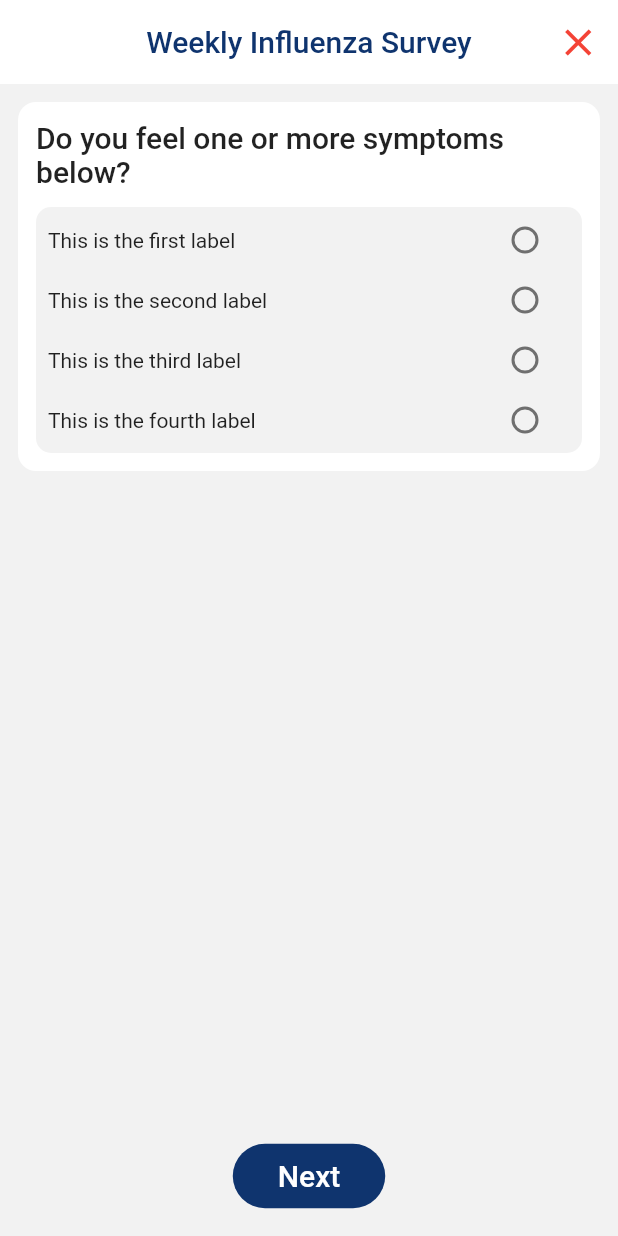
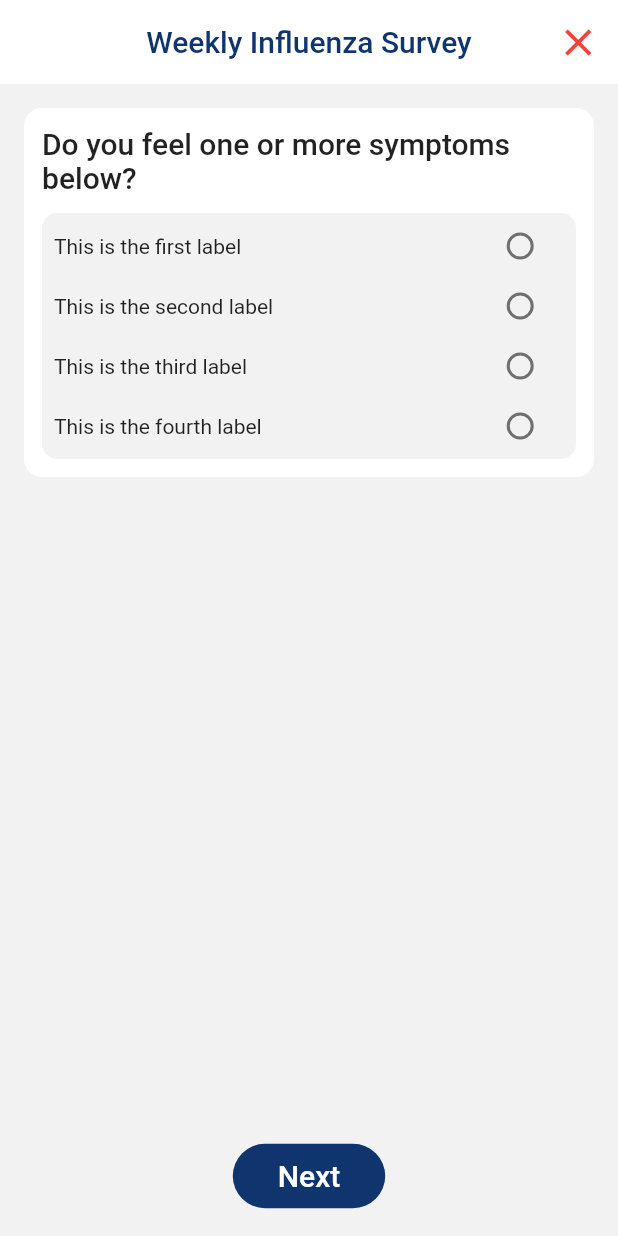
Before and after one commit to influenzanet/app, a Flutter app: the SecondQuestionPage widget shown alone on an empty page, opened directly with empty values, on a phone screen of 412 x 824 dp. Run offline on Flutter 3.47's test engine with Material 2 defaults, Android fonts, the light colour scheme and no system bars; our stand-ins replace after_layout, circular_check_box.

Commit message:
Fix the next button

```diff
--- a/lib/ui/main/survey/exit-survey-button.dart
+++ b/lib/ui/main/survey/exit-survey-button.dart
@@ -1,3 +1,4 @@
+import 'package:InfluenzaNet/ui/main/main-navigator.dart';
 import 'package:flutter/material.dart';
 import 'package:flutter/widgets.dart';
 
@@ -14,7 +15,9 @@ class ExitSurveyButton extends StatelessWidget {
           color: Colors.red,
           semanticLabel: "Stop the Survey",
         ),
-        onPressed: () {},
+        onPressed: () {
+          MainNavigator.navigatorKey.currentState.pushNamed(MainNavigator.homeRoute);
+        },
       ),
     );
   }
--- a/lib/ui/main/survey/pages/second-question-page.dart
+++ b/lib/ui/main/survey/pages/second-question-page.dart
@@ -19,32 +19,36 @@ class SecondQuestionPage extends ListPage {
 
   @override
   List<Widget> buildChildren(BuildContext context, ThemeData themeData) {
-    return [
-      _item()
+    return <Widget>[
+      Column(
+        crossAxisAlignment: CrossAxisAlignment.stretch,
+        children: <Widget>[
+          Padding(
+            padding: const EdgeInsets.only(
+              left: ThemeElements.pagePadding,
+              top: ThemeElements.pagePadding,
+              right: ThemeElements.pagePadding,
+            ),
+            child: SecondQuestionList(),
+          ),
+        ],
+      ),
     ];
   }
 
   @override
   Widget buildBottomWidget(BuildContext context, ThemeData themeData) {
-    return _nextButton(context, themeData);
-  }
-
-  Widget _item() {
-    return Padding(
-      padding: ThemeElements.listPageItemEdgeInsets,
-      child: SecondQuestionList(),
-    );
-  }
-
-  Widget _nextButton(BuildContext context, ThemeData themeData) {
-    return Padding(
-      padding: const EdgeInsets.only(left: 15, right: 15),
-      child: ThemedPrimaryButton(
-        themeData,
-        primaryColor: true,
-        text: 'Next',
-        onPressed: onAnswered,
-      ),
+    ThemeData themeData = Theme.of(context);
+    return Column(
+      children: <Widget>[
+        Container(height: ThemeElements.elementPadding),
+        ThemedPrimaryButton(
+          themeData,
+          primaryColor: true,
+          text: 'Next',
+          onPressed: onAnswered,
+        ),
+      ],
     );
   }
 }
```
Also changed, not shown: lib/ui/main/survey/pages/first-question-page.dart (+25 -19 lines), lib/ui/main/survey/pages/third-question-page.dart (+25 -21 lines).
